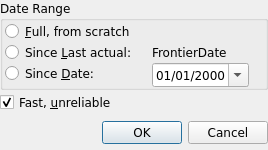
Old version of the form jal/ui/rebuild_window.ui in the repository titov-vv/jal.
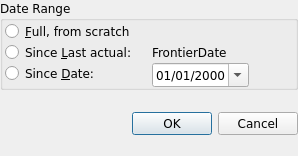
New version of the form.

Diff of the .ui file:
```diff
--- a/jal/ui/rebuild_window.ui
+++ b/jal/ui/rebuild_window.ui
@@ -9,8 +9,8 @@
    <rect>
     <x>0</x>
     <y>0</y>
-    <width>268</width>
-    <height>150</height>
+    <width>298</width>
+    <height>156</height>
    </rect>
   </property>
   <property name="sizePolicy">
@@ -123,16 +123,6 @@
      </layout>
     </widget>
    </item>
-   <item>
-    <widget class="QCheckBox" name="FastAndDirty">
-     <property name="text">
-      <string>Fast, &amp;unreliable</string>
-     </property>
-     <property name="checked">
-      <bool>true</bool>
-     </property>
-    </widget>
-   </item>
    <item>
     <widget class="QDialogButtonBox" name="DialogButtonBox">
      <property name="sizePolicy">
```
Left out of the diff: 12 changed lines with no effect on the pictures.
